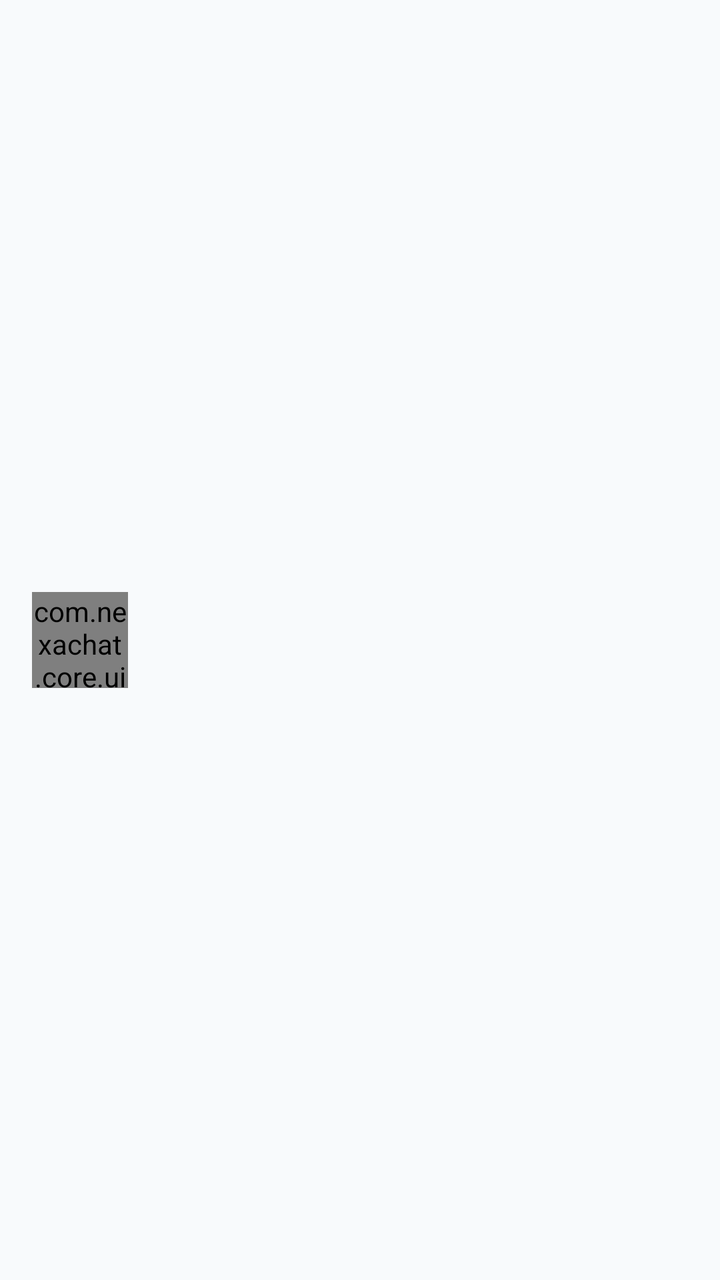
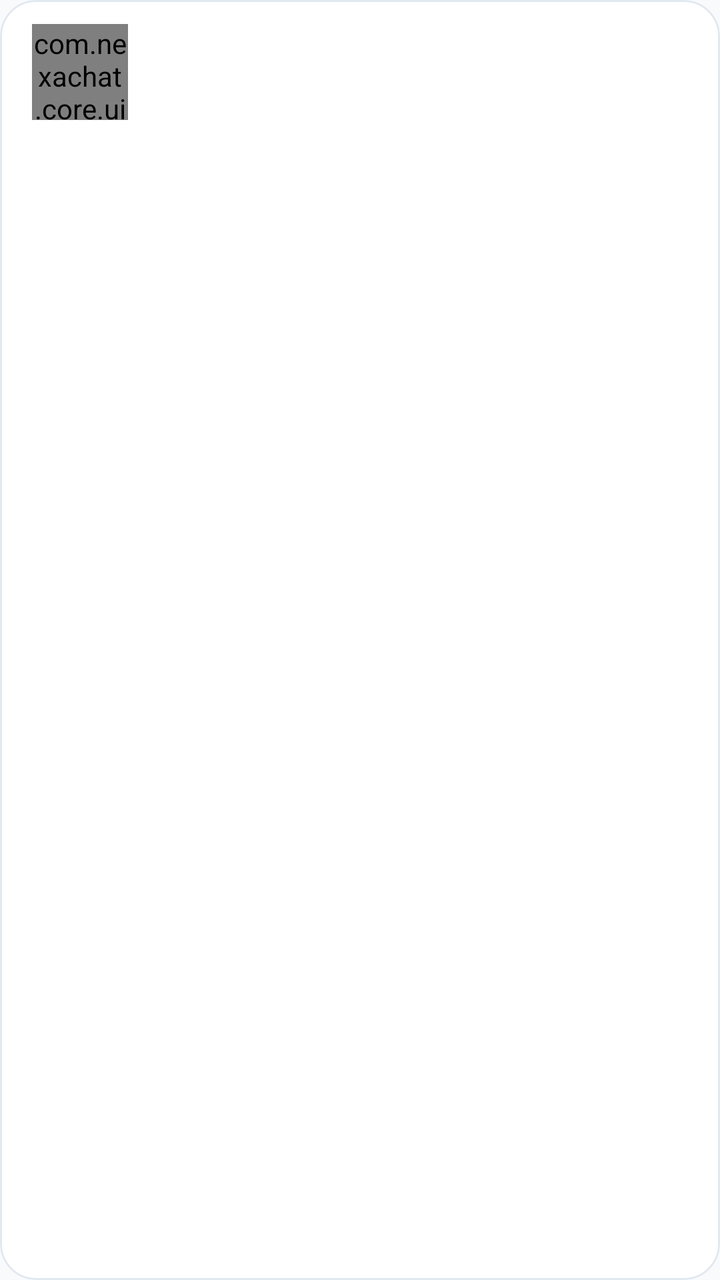

Compare the two renders of this Android layout. The source of the first and the diff that turns it into the second are given below.
<!-- AndroidManifest.xml: application theme Theme.NexaChat -->
<!-- res/layout/item_contact.xml -->
<?xml version="1.0" encoding="utf-8"?>
<LinearLayout xmlns:android="http://schemas.android.com/apk/res/android"
    android:layout_width="match_parent"
    android:layout_height="wrap_content"
    android:gravity="center_vertical"
    android:minHeight="@dimen/min_touch_target"
    android:orientation="horizontal"
    android:paddingHorizontal="16dp"
    android:paddingVertical="10dp">

    <com.nexachat.core.ui.components.AvatarView
        android:id="@+id/avatar"
        android:layout_width="48dp"
        android:layout_height="48dp" />

    <TextView
        android:id="@+id/name"
        android:layout_width="0dp"
        android:layout_height="wrap_content"
        android:layout_marginStart="@dimen/space_md"
        android:layout_weight="1"
        android:textAppearance="?attr/textAppearanceBodyLarge"
        android:textColor="?attr/colorOnSurface"
        android:textStyle="bold" />
</LinearLayout>
<!-- resources referenced by this layout -->
<resources>
  <dimen name="min_touch_target">48dp</dimen>
  <dimen name="space_md">16dp</dimen>
  <style name="Theme.NexaChat" parent="Theme.NexaChat.Views" />
  <color name="colorPrimary">@color/brand_indigo</color>
  <color name="colorOnPrimary">#FFFFFFFF</color>
  <color name="colorPrimaryContainer">@color/brand_indigo_container</color>
  <color name="colorOnPrimaryContainer">@color/brand_on_indigo_container</color>
  <color name="colorSecondary">@color/slate_secondary</color>
  <color name="colorOnSecondary">#FFFFFFFF</color>
  <color name="colorSecondaryContainer">@color/slate_secondary_container</color>
  <color name="colorOnSecondaryContainer">@color/slate_on_secondary_container</color>
  <color name="colorTertiary">@color/tertiary_sky</color>
  <color name="colorOnTertiary">#FFFFFFFF</color>
  <color name="colorTertiaryContainer">@color/tertiary_sky_container</color>
  <color name="colorOnTertiaryContainer">@color/tertiary_on_sky_container</color>
  <color name="colorError">@color/error_red</color>
  <color name="colorOnError">#FFFFFFFF</color>
  <color name="colorErrorContainer">@color/error_container_light</color>
  <color name="colorOnErrorContainer">@color/on_error_container_light</color>
  <color name="colorBackground">@color/background_light</color>
  <color name="colorOnBackground">@color/text_primary_light</color>
  <color name="colorSurface">@color/surface_light</color>
  <color name="colorOnSurface">@color/text_primary_light</color>
  <color name="colorSurfaceVariant">@color/surface_variant_light</color>
  <color name="surface_container_low_light">#FFF8FAFC</color>
  <color name="surface_container_light">#FFF1F5F9</color>
  <color name="surface_container_high_light">#FFE2E8F0</color>
  <color name="colorOnSurfaceVariant">@color/text_secondary_light</color>
  <color name="colorOutline">@color/slate_border</color>
  <color name="colorOutlineVariant">@color/slate_divider</color>
  <style name="TextAppearance.NexaChat.TitleLarge" parent="TextAppearance.Material3.TitleLarge" />
  <style name="TextAppearance.NexaChat.TitleMedium" parent="TextAppearance.Material3.TitleMedium" />
  <style name="TextAppearance.NexaChat.TitleSmall" parent="TextAppearance.Material3.TitleSmall" />
  <style name="TextAppearance.NexaChat.BodyLarge" parent="TextAppearance.Material3.BodyLarge" />
  <style name="TextAppearance.NexaChat.BodyMedium" parent="TextAppearance.Material3.BodyMedium" />
  <style name="TextAppearance.NexaChat.BodySmall" parent="TextAppearance.Material3.BodySmall" />
  <style name="TextAppearance.NexaChat.LabelLarge" parent="TextAppearance.Material3.LabelLarge" />
  <style name="TextAppearance.NexaChat.LabelMedium" parent="TextAppearance.Material3.LabelMedium" />
  <style name="TextAppearance.NexaChat.LabelSmall" parent="TextAppearance.Material3.LabelSmall" />
  <color name="brand_indigo">#FF6D28D9</color>
  <color name="brand_indigo_container">#FFEDE9FE</color>
  <color name="brand_on_indigo_container">#FF2E1065</color>
  <color name="slate_secondary">#FF505F76</color>
  <color name="slate_secondary_container">#FFD0E1FB</color>
  <color name="slate_on_secondary_container">#FF1D283A</color>
  <color name="tertiary_sky">#FF0EA5E9</color>
  <color name="tertiary_sky_container">#FFBAE6FD</color>
  <color name="tertiary_on_sky_container">#FF0369A1</color>
  <color name="error_red">#FFBA1A1A</color>
  <color name="error_container_light">#FFFFDAD6</color>
  <color name="on_error_container_light">#FF93000A</color>
  <color name="background_light">#FFF8FAFC</color>
  <color name="text_primary_light">#FF0F172A</color>
  <color name="surface_light">#FFFFFFFF</color>
  <color name="surface_variant_light">#FFF1F5F9</color>
  <color name="text_secondary_light">#FF475569</color>
  <color name="slate_border">#FFCBD5E1</color>
  <color name="slate_divider">#FFE2E8F0</color>
  <dimen name="corner_sm">8dp</dimen>
  <dimen name="corner_md">12dp</dimen>
  <dimen name="corner_lg">16dp</dimen>
  <!-- unchanged entries left out for length: 8 -->
</resources>

<!-- the commit's change to res/layout/item_contact.xml (unified diff, before → after) -->
@@ -1,25 +1,57 @@
 <?xml version="1.0" encoding="utf-8"?>
-<LinearLayout xmlns:android="http://schemas.android.com/apk/res/android"
+<com.google.android.material.card.MaterialCardView xmlns:android="http://schemas.android.com/apk/res/android"
+    xmlns:app="http://schemas.android.com/apk/res-auto"
     android:layout_width="match_parent"
     android:layout_height="wrap_content"
-    android:gravity="center_vertical"
-    android:minHeight="@dimen/min_touch_target"
-    android:orientation="horizontal"
-    android:paddingHorizontal="16dp"
-    android:paddingVertical="10dp">
+    android:layout_marginHorizontal="16dp"
+    android:layout_marginVertical="5dp"
+    app:cardBackgroundColor="?attr/colorSurface"
+    app:cardCornerRadius="18dp"
+    app:cardElevation="0dp"
+    app:strokeColor="?attr/colorOutlineVariant"
+    app:strokeWidth="1dp">
 
-    <com.nexachat.core.ui.components.AvatarView
-        android:id="@+id/avatar"
-        android:layout_width="48dp"
-        android:layout_height="48dp" />
+    <LinearLayout
+        android:layout_width="match_parent"
+        android:layout_height="wrap_content"
+        android:gravity="center_vertical"
+        android:minHeight="@dimen/min_touch_target"
+        android:orientation="horizontal"
+        android:paddingHorizontal="16dp"
+        android:paddingVertical="12dp">
 
-    <TextView
-        android:id="@+id/name"
-        android:layout_width="0dp"
-        android:layout_height="wrap_content"
-        android:layout_marginStart="@dimen/space_md"
-        android:layout_weight="1"
-        android:textAppearance="?attr/textAppearanceBodyLarge"
-        android:textColor="?attr/colorOnSurface"
-        android:textStyle="bold" />
-</LinearLayout>
+        <com.nexachat.core.ui.components.AvatarView
+            android:id="@+id/avatar"
+            android:layout_width="48dp"
+            android:layout_height="48dp" />
+
+        <LinearLayout
+            android:layout_width="0dp"
+            android:layout_height="wrap_content"
+            android:layout_marginStart="@dimen/space_md"
+            android:layout_weight="1"
+            android:orientation="vertical">
+
+            <TextView
+                android:id="@+id/name"
+                android:layout_width="match_parent"
+                android:layout_height="wrap_content"
+                android:ellipsize="end"
+                android:maxLines="1"
+                android:textAppearance="?attr/textAppearanceBodyLarge"
+                android:textColor="?attr/colorOnSurface"
+                android:textStyle="bold" />
+
+            <TextView
+                android:id="@+id/phone"
+                android:layout_width="match_parent"
+                android:layout_height="wrap_content"
+                android:layout_marginTop="2dp"
+                android:ellipsize="end"
+                android:maxLines="1"
+                android:textAppearance="?attr/textAppearanceBodySmall"
+                android:textColor="?attr/colorOnSurfaceVariant"
+                android:visibility="gone" />
+        </LinearLayout>
+    </LinearLayout>
+</com.google.android.material.card.MaterialCardView>
